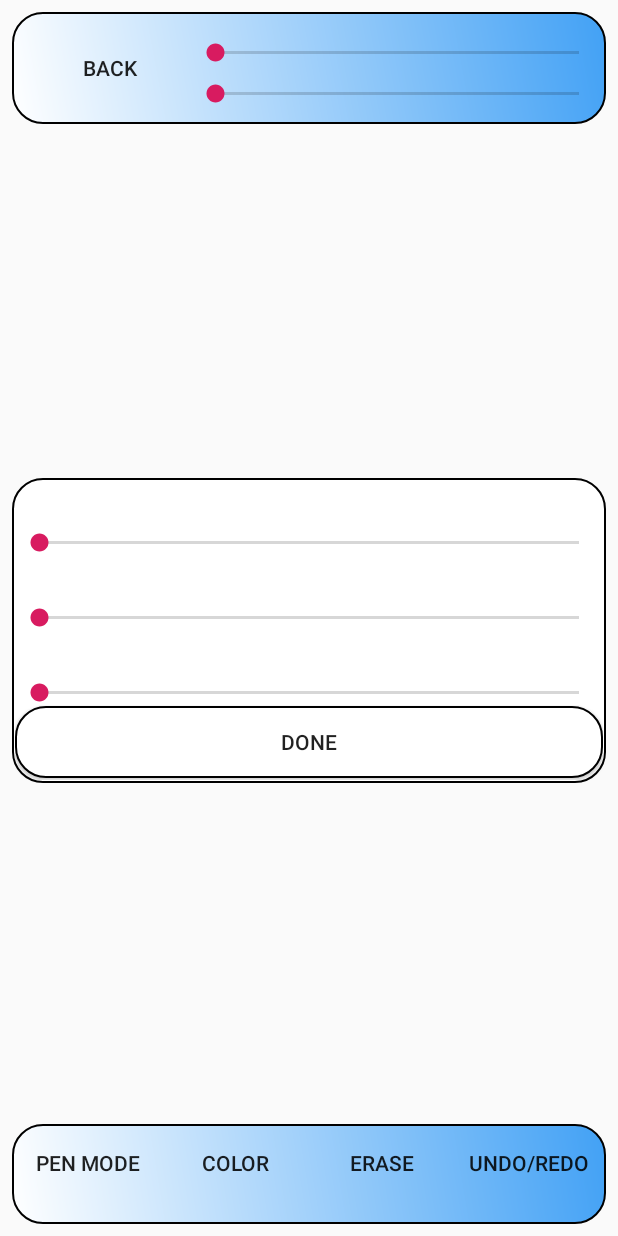
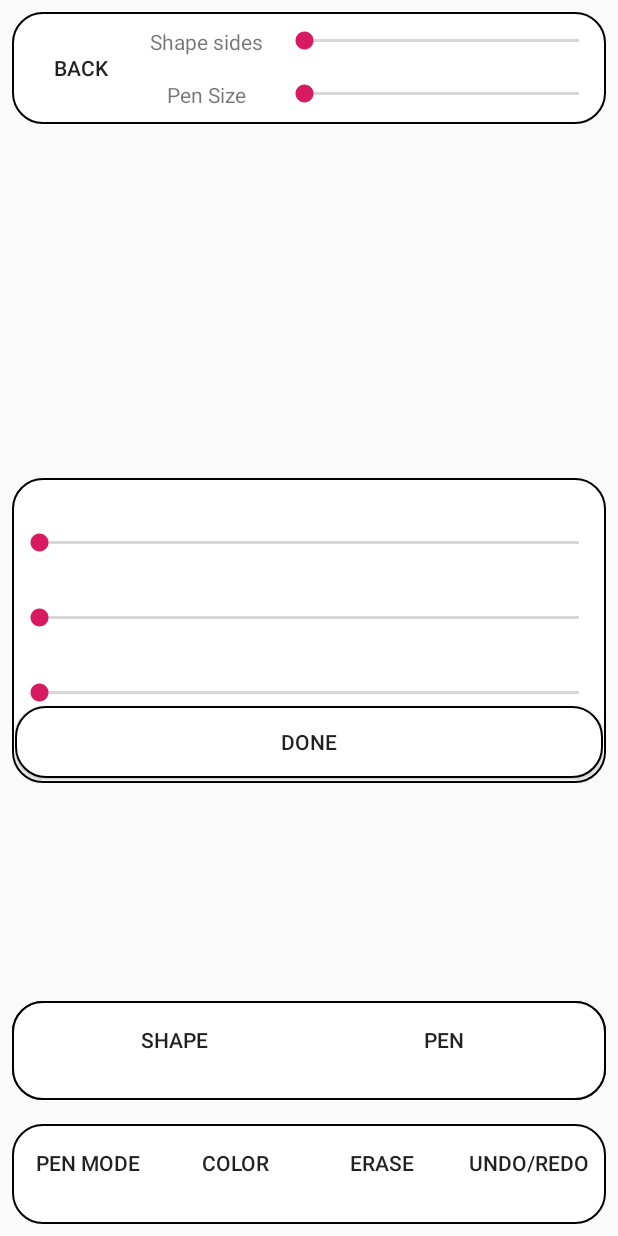
Before and after one commit to AbhiJ2706/paint-app-android, an Android app: the screen it shows after launch (MainActivity), after a tap on "PEN MODE", on a phone screen of 412 x 824 dp. Run offline under Robolectric (Android 15) with nearby library versions, the phone set to English and light mode, and no system bars; 3 other taps on this screen came first.

Commit message:
Various changes

```diff
--- a/Paint/app/build.gradle
+++ b/Paint/app/build.gradle
@@ -26,4 +26,5 @@ dependencies {
     testImplementation 'junit:junit:4.12'
     androidTestImplementation 'com.android.support.test:runner:1.0.2'
     androidTestImplementation 'com.android.support.test.espresso:espresso-core:3.0.2'
+    implementation 'androidx.constraintlayout:constraintlayout:1.1.3'
 }
--- a/Paint/app/src/main/java/com/example/paint/Config.java
+++ b/Paint/app/src/main/java/com/example/paint/Config.java
@@ -6,7 +6,6 @@ public final class Config extends Activity {
 
     protected enum Shape {
         CIRCLE,
-        SQUARE,
         LINE,
         POLYGON,
         TEXT
--- a/Paint/app/src/main/res/drawable/buttonborder.xml
+++ b/Paint/app/src/main/res/drawable/buttonborder.xml
@@ -4,12 +4,7 @@
     <padding android:left="2dp" android:right="2dp" android:top="2dp" android:bottom="2dp"/>
     <stroke android:width="1dp" android:color="#000000"/>
     <solid android:color="@color/white"/>
-    <gradient
-        android:angle="45"
-        android:startColor="#FFFFFF"
-        android:endColor="#42a1f5"
-        android:type="linear"
-        />
+
 
 
 </shape>
--- a/Paint/app/src/main/res/layout/activity_main.xml
+++ b/Paint/app/src/main/res/layout/activity_main.xml
@@ -1,5 +1,5 @@
 <?xml version="1.0" encoding="utf-8"?>
-<android.support.constraint.ConstraintLayout xmlns:android="http://schemas.android.com/apk/res/android"
+<androidx.constraintlayout.widget.ConstraintLayout xmlns:android="http://schemas.android.com/apk/res/android"
     xmlns:app="http://schemas.android.com/apk/res-auto"
     xmlns:tools="http://schemas.android.com/tools"
     android:layout_width="match_parent"
@@ -38,18 +38,32 @@
         app:layout_constraintTop_toTopOf="parent"
         tools:background="@drawable/buttonborder" />
 
-    <android.support.constraint.Guideline
+    <androidx.constraintlayout.widget.Guideline
         android:id="@+id/top_guideline"
         android:layout_width="wrap_content"
         android:layout_height="wrap_content"
         android:orientation="horizontal"
         app:layout_constraintGuide_percent=".1" />
 
-    <android.support.constraint.Guideline
+    <androidx.constraintlayout.widget.Guideline
+        android:id="@+id/lesstop_guideline"
+        android:layout_width="wrap_content"
+        android:layout_height="wrap_content"
+        android:orientation="horizontal"
+        app:layout_constraintGuide_percent=".2" />
+
+    <androidx.constraintlayout.widget.Guideline
         android:layout_width="wrap_content"
         android:layout_height="wrap_content"
         android:id="@+id/bottom_guideline"
         app:layout_constraintGuide_percent=".9"
+        android:orientation="horizontal"/>
+
+    <androidx.constraintlayout.widget.Guideline
+        android:layout_width="wrap_content"
+        android:layout_height="wrap_content"
+        android:id="@+id/lower_guideline"
+        app:layout_constraintGuide_percent=".8"
         android:orientation="horizontal"/>
 
     <LinearLayout
@@ -83,7 +97,7 @@
             android:layout_margin="8dp"
             android:background="@drawable/emptybuttonborder"
             android:ems="10"
-            android:inputType="textPassword" />
+            android:inputType="textAutoCorrect" />
 
         <Button
             android:id="@+id/button35"
@@ -149,7 +163,7 @@
             android:text="@string/undoredo" />
     </LinearLayout>
 
-    <android.support.constraint.ConstraintLayout
+    <androidx.constraintlayout.widget.ConstraintLayout
         android:layout_width="0dp"
         android:layout_height="0dp"
         android:layout_marginStart="8dp"
@@ -166,20 +180,32 @@
             android:id="@+id/seekBar8"
             android:layout_width="0dp"
             android:layout_height="0dp"
-            android:layout_marginTop="8dp"
-            android:layout_marginBottom="28dp"
-            app:layout_constraintBottom_toBottomOf="parent"
+            app:layout_constraintBottom_toBottomOf="@+id/tiptop_guideline"
             app:layout_constraintEnd_toEndOf="parent"
             app:layout_constraintHorizontal_bias="0.0"
-            app:layout_constraintStart_toEndOf="@+id/left_guideline"
+            app:layout_constraintStart_toEndOf="@+id/right_guideline"
             app:layout_constraintTop_toTopOf="parent" />
 
-        <android.support.constraint.Guideline
+        <androidx.constraintlayout.widget.Guideline
             android:id="@+id/left_guideline"
             android:layout_width="wrap_content"
             android:layout_height="wrap_content"
             android:orientation="vertical"
-            app:layout_constraintGuide_percent=".3" />
+            app:layout_constraintGuide_percent=".2" />
+
+        <androidx.constraintlayout.widget.Guideline
+            android:id="@+id/right_guideline"
+            android:layout_width="wrap_content"
+            android:layout_height="wrap_content"
+            android:orientation="vertical"
+            app:layout_constraintGuide_percent=".45" />
+
+        <androidx.constraintlayout.widget.Guideline
+            android:id="@+id/tiptop_guideline"
+            android:layout_width="wrap_content"
+            android:layout_height="wrap_content"
+            android:orientation="horizontal"
+            app:layout_constraintGuide_percent=".5" />
 
         <Button
             android:id="@+id/button15"
@@ -202,13 +228,36 @@
             android:id="@+id/seekBar3"
             android:layout_width="0dp"
             android:layout_height="0dp"
-            android:layout_marginBottom="8dp"
             app:layout_constraintBottom_toBottomOf="parent"
             app:layout_constraintEnd_toEndOf="parent"
             app:layout_constraintHorizontal_bias="0.0"
-            app:layout_constraintStart_toEndOf="@+id/left_guideline"
-            app:layout_constraintTop_toBottomOf="@+id/seekBar8" />
-    </android.support.constraint.ConstraintLayout>
+            app:layout_constraintTop_toTopOf="@+id/tiptop_guideline"
+            app:layout_constraintStart_toEndOf="@+id/right_guideline"/>
+
+        <TextView
+            android:id="@+id/top_text"
+            android:layout_width="0dp"
+            android:layout_height="0dp"
+            android:gravity="center"
+            android:text="Shape sides"
+            app:layout_constraintTop_toTopOf="parent"
+            app:layout_constraintEnd_toEndOf="@+id/right_guideline"
+            app:layout_constraintHorizontal_bias="0.0"
+            app:layout_constraintStart_toStartOf="@+id/left_guideline"
+            app:layout_constraintBottom_toBottomOf="@+id/tiptop_guideline" />
+
+        <TextView
+            android:id="@+id/bottom_text"
+            android:layout_width="0dp"
+            android:layout_height="0dp"
+            android:gravity="center"
+            android:text="Pen Size"
+            app:layout_constraintBottom_toBottomOf="parent"
+            app:layout_constraintEnd_toEndOf="@+id/right_guideline"
+            app:layout_constraintHorizontal_bias="0.0"
+            app:layout_constraintStart_toStartOf="@+id/left_guideline"
+            app:layout_constraintTop_toTopOf="@+id/tiptop_guideline" />
+    </androidx.constraintlayout.widget.ConstraintLayout>
 
     <LinearLayout
         android:id="@+id/l1"
@@ -253,4 +302,40 @@
             android:text="Done" />
     </LinearLayout>
 
-</android.support.constraint.ConstraintLayout>
+    <androidx.constraintlayout.widget.ConstraintLayout
+        android:layout_width="0dp"
+        android:layout_height="0dp"
+        android:id="@+id/lower_constraint"
+        app:layout_constraintBottom_toBottomOf="@id/bottom_guideline"
+        app:layout_constraintTop_toTopOf="@id/lower_guideline"
+        app:layout_constraintStart_toStartOf="parent"
+        app:layout_constraintEnd_toEndOf="parent"
+       >
+
+    </androidx.constraintlayout.widget.ConstraintLayout>
+
+    <androidx.constraintlayout.widget.ConstraintLayout
+        android:layout_width="0dp"
+        android:layout_height="0dp"
+        android:id="@+id/upper_constraint"
+        app:layout_constraintBottom_toBottomOf="@id/lesstop_guideline"
+        app:layout_constraintTop_toTopOf="@id/top_guideline"
+        app:layout_constraintStart_toStartOf="parent"
+        app:layout_constraintEnd_toEndOf="parent"
+        >
+
+    </androidx.constraintlayout.widget.ConstraintLayout>
+
+    <androidx.constraintlayout.widget.ConstraintLayout
+        android:layout_width="0dp"
+        android:layout_height="0dp"
+        android:id="@+id/middle_constraint"
+        app:layout_constraintBottom_toBottomOf="@id/lower_guideline"
+        app:layout_constraintTop_toTopOf="@id/lesstop_guideline"
+        app:layout_constraintStart_toStartOf="parent"
+        app:layout_constraintEnd_toEndOf="parent"
+        >
+
+    </androidx.constraintlayout.widget.ConstraintLayout>
+
+</androidx.constraintlayout.widget.ConstraintLayout>
--- a/Paint/app/src/main/res/layout/color_popup.xml
+++ b/Paint/app/src/main/res/layout/color_popup.xml
@@ -1,5 +1,5 @@
 <?xml version="1.0" encoding="utf-8"?>
-<android.support.constraint.ConstraintLayout
+<androidx.constraintlayout.widget.ConstraintLayout
     xmlns:android="http://schemas.android.com/apk/res/android"
     xmlns:app="http://schemas.android.com/apk/res-auto"
     xmlns:tools="http://schemas.android.com/tools"
@@ -44,4 +44,4 @@
             android:background="@android:color/transparent"
             android:text="@string/Done" />
     </LinearLayout>
-</android.support.constraint.ConstraintLayout>
+</androidx.constraintlayout.widget.ConstraintLayout>
--- a/Paint/app/src/main/res/layout/colorpreset_popup.xml
+++ b/Paint/app/src/main/res/layout/colorpreset_popup.xml
@@ -1,5 +1,5 @@
 <?xml version="1.0" encoding="utf-8"?>
-<android.support.constraint.ConstraintLayout
+<androidx.constraintlayout.widget.ConstraintLayout
     xmlns:android="http://schemas.android.com/apk/res/android"
     xmlns:app="http://schemas.android.com/apk/res-auto"
     xmlns:tools="http://schemas.android.com/tools"
@@ -220,4 +220,4 @@
             tools:layout_margin="8dp" />
 
     </LinearLayout>
-</android.support.constraint.ConstraintLayout>
+</androidx.constraintlayout.widget.ConstraintLayout>
--- a/Paint/app/src/main/res/layout/eraser_popup.xml
+++ b/Paint/app/src/main/res/layout/eraser_popup.xml
@@ -1,5 +1,5 @@
 <?xml version="1.0" encoding="utf-8"?>
-<android.support.constraint.ConstraintLayout
+<androidx.constraintlayout.widget.ConstraintLayout
     xmlns:android="http://schemas.android.com/apk/res/android"
     xmlns:app="http://schemas.android.com/apk/res-auto"
     xmlns:tools="http://schemas.android.com/tools"
@@ -8,15 +8,17 @@
 
     <LinearLayout
         android:layout_width="0dp"
-        android:layout_height="49dp"
+        android:layout_height="0dp"
         android:layout_marginStart="8dp"
         android:layout_marginTop="8dp"
+        android:layout_marginBottom="8dp"
         android:layout_marginEnd="8dp"
         android:background="@drawable/buttonborder"
         android:orientation="horizontal"
         app:layout_constraintEnd_toEndOf="parent"
         app:layout_constraintStart_toStartOf="parent"
-        app:layout_constraintTop_toTopOf="parent">
+        app:layout_constraintTop_toTopOf="parent"
+        app:layout_constraintBottom_toBottomOf="parent">
 
         <Button
             android:id="@+id/button5"
@@ -36,4 +38,4 @@
             android:onClick="setEraser"
             android:text="@string/erase" />
     </LinearLayout>
-</android.support.constraint.ConstraintLayout>
+</androidx.constraintlayout.widget.ConstraintLayout>
--- a/Paint/app/src/main/res/layout/shapeorpen_popup.xml
+++ b/Paint/app/src/main/res/layout/shapeorpen_popup.xml
@@ -1,5 +1,5 @@
 <?xml version="1.0" encoding="utf-8"?>
-<android.support.constraint.ConstraintLayout
+<androidx.constraintlayout.widget.ConstraintLayout
     xmlns:android="http://schemas.android.com/apk/res/android"
     xmlns:app="http://schemas.android.com/apk/res-auto"
     xmlns:tools="http://schemas.android.com/tools"
@@ -8,15 +8,17 @@
 
     <LinearLayout
         android:layout_width="0dp"
-        android:layout_height="50dp"
+        android:layout_height="0dp"
         android:layout_marginStart="8dp"
         android:layout_marginTop="8dp"
+        android:layout_marginBottom="8dp"
         android:layout_marginEnd="8dp"
         android:orientation="horizontal"
         app:layout_constraintEnd_toEndOf="parent"
         app:layout_constraintStart_toStartOf="parent"
         app:layout_constraintTop_toTopOf="parent"
-        android:background="@drawable/buttonborder">
+        android:background="@drawable/buttonborder"
+        app:layout_constraintBottom_toBottomOf="parent">
 
         <Button
             android:id="@+id/button11"
@@ -39,4 +41,4 @@
             android:text="@string/Pen" />
     </LinearLayout>
 
-</android.support.constraint.ConstraintLayout>
+</androidx.constraintlayout.widget.ConstraintLayout>
--- a/Paint/app/src/main/res/layout/textinput_popup.xml
+++ b/Paint/app/src/main/res/layout/textinput_popup.xml
@@ -1,5 +1,5 @@
 <?xml version="1.0" encoding="utf-8"?>
-<android.support.constraint.ConstraintLayout
+<androidx.constraintlayout.widget.ConstraintLayout
     xmlns:android="http://schemas.android.com/apk/res/android"
     xmlns:tools="http://schemas.android.com/tools"
     android:layout_width="match_parent"
@@ -31,4 +31,4 @@
             android:ems="10"
             android:inputType="textPassword" />
     </LinearLayout>
-</android.support.constraint.ConstraintLayout>
+</androidx.constraintlayout.widget.ConstraintLayout>
--- a/Paint/gradle.properties
+++ b/Paint/gradle.properties
@@ -7,6 +7,8 @@
 # Specifies the JVM arguments used for the daemon process.
 # The setting is particularly useful for tweaking memory settings.
 org.gradle.jvmargs=-Xmx1536m
+android.useAndroidX=true
+android.enableJetifier=true
 # When configured, Gradle will run in incubating parallel mode.
 # This option should only be used with decoupled projects. More details, visit
 # http://www.gradle.org/docs/current/userguide/multi_project_builds.html#sec:decoupled_projects
```
Also changed, not shown: Paint/app/src/main/java/com/example/paint/MainActivity.java (+48 -52 lines), Paint/app/src/main/java/com/example/paint/Shape.java (+13 -37 lines), Paint/app/src/main/res/layout/goback_popup.xml (+9 -4 lines), Paint/app/src/main/res/layout/shape_popup.xml (+6 -13 lines), Paint/app/src/main/res/layout/strokeorfill_popup.xml (+7 -4 lines), Paint/app/src/main/res/layout/undoredo_popup.xml (+7 -4 lines), Paint/app/src/main/res/drawable/Logo_of_the_United_Nations.png (deleted).
